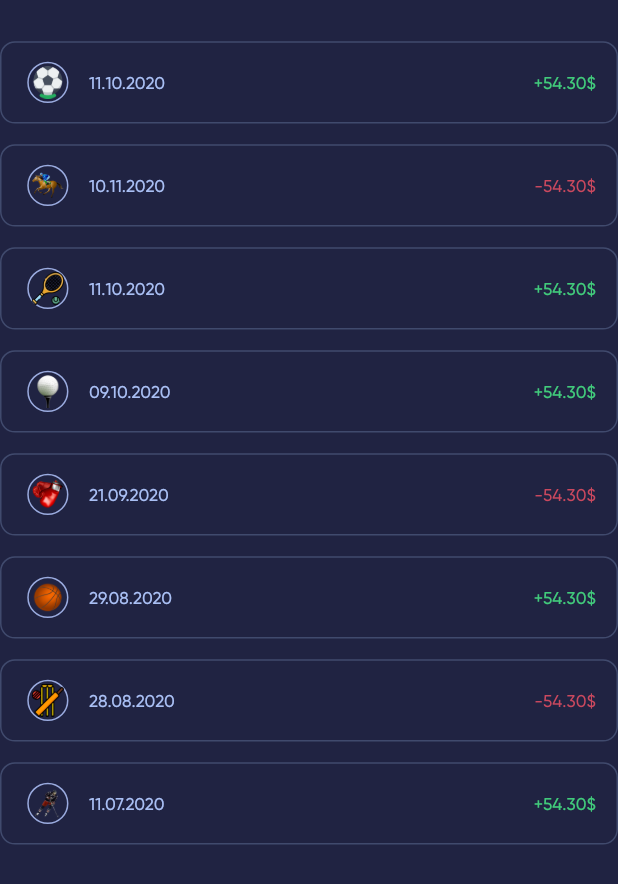
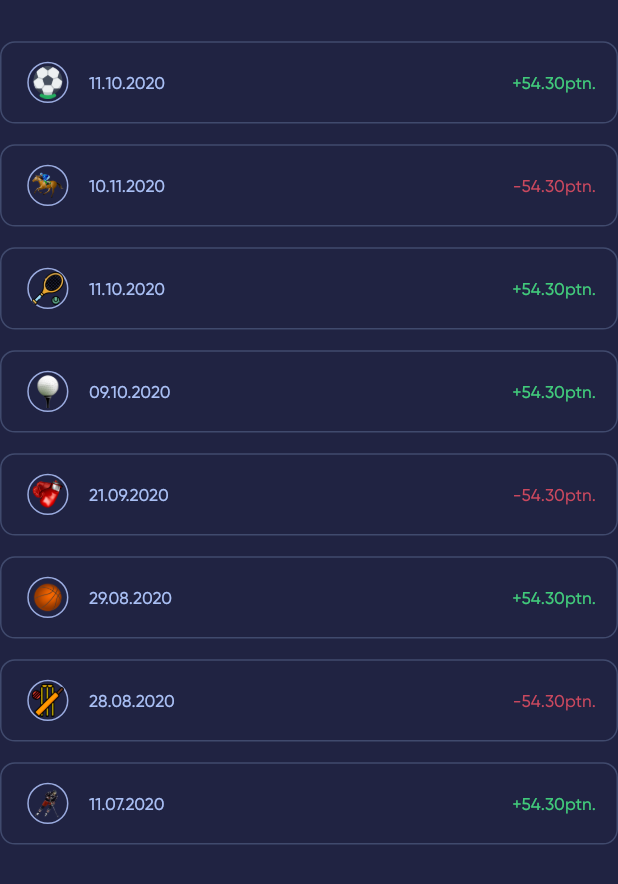
Before and after one commit to AlikhanTurash/delta_soft_go_bet, a Flutter app: the Day screen opened directly, on a phone screen of 412 x 824 dp. Shown: the top 884 px of the screen. Run offline on Flutter 3.47's test engine with Material 2 defaults, Android fonts, the phone set to English and light mode, and no system bars; our stand-ins replace buttons_tabbar, device_info_plus, dotted_border, firebase_core, firebase_remote_config, fl_chart and 5 more; missing offline and left inert: onesignal_flutter, sim_data; accounts and stored records are empty.

```diff
--- a/lib/forget_password/profile/exchange_history/exchange_history.dart
+++ b/lib/forget_password/profile/exchange_history/exchange_history.dart
@@ -62,12 +62,12 @@ class _Exchange_historyState extends State<Exchange_history> {
               height: MediaQuery.of(context).size.height / 20,
             ),
             history("ZPlay Card", "image/h1.png", "10:02 - Aug 17, 2018",
-                "\$15 GIFT CARD"),
+                "ptn.15 GIFT CARD"),
             SizedBox(
               height: MediaQuery.of(context).size.height / 30,
             ),
             history("ZPlay Game Card", "image/h2.png", "12:02 - Aug 29, 2018",
-                "\$15 GIFT CARD"),
+                "ptn.15 GIFT CARD"),
             SizedBox(
               height: MediaQuery.of(context).size.height / 30,
             ),
@@ -164,7 +164,7 @@ class _Exchange_historyState extends State<Exchange_history> {
                         height: MediaQuery.of(context).size.height / 20,
                       ),
                       const Text(
-                        "-\$15.00",
+                        "-ptn.15.00",
                         style: TextStyle(
                             color: Color(0xffF3CA41),
                             fontFamily: 'Gilroy Medium',
--- a/lib/forget_password/profile/exchange_history/history_details.dart
+++ b/lib/forget_password/profile/exchange_history/history_details.dart
@@ -78,7 +78,7 @@ class _History_detailsState extends State<History_details> {
                     ),
                     //SizedBox(height: MediaQuery.of(context).size.height / 200,),
                     Text(
-                      "\$15 GIFT CARD",
+                      "ptn.15 GIFT CARD",
                       style: TextStyle(
                           fontFamily: 'Gilroy Medium',
                           color: notifire.getgrey,
@@ -102,7 +102,7 @@ class _History_detailsState extends State<History_details> {
               height: MediaQuery.of(context).size.height / 60,
             ),
             const Text(
-              "\$ 15.00",
+              "ptn. 15.00",
               style: TextStyle(
                   color: Color(0xffF3CA41),
                   fontSize: 15,
--- a/lib/forget_password/profile/wallet/card_details.dart
+++ b/lib/forget_password/profile/wallet/card_details.dart
@@ -263,7 +263,7 @@ class _Card_detailState extends State<Card_detail> {
                             ),
                           ),
                           Text(
-                            " 0\$",
+                            " 0ptn.",
                             style: TextStyle(
                               fontFamily: 'Gilroy Bold',
                               color: Color(0xff816cfb),
--- a/lib/forget_password/profile/wallet/deposit_success.dart
+++ b/lib/forget_password/profile/wallet/deposit_success.dart
@@ -54,7 +54,7 @@ class _Deposit_successState extends State<Deposit_success> {
               height: MediaQuery.of(context).size.height / 50,
             ),
             const Text(
-              "\$ 4.000",
+              "ptn. 4.000",
               style: TextStyle(
                   color: Color(0xffF3CA41),
                   fontSize: 20,
--- a/lib/forget_password/profile/wallet/wallet.dart
+++ b/lib/forget_password/profile/wallet/wallet.dart
@@ -80,7 +80,7 @@ class _WalletState extends State<Wallet> {
                   Container(
                       color: Colors.transparent,
                       child: Text(
-                        "+\$4,689.00",
+                        "4,689.00 points",
                         style: TextStyle(
                             color: notifire.getwhite,
                             fontSize: 30,
--- a/lib/forget_password/profile/wallet/wallet_refill_balance.dart
+++ b/lib/forget_password/profile/wallet/wallet_refill_balance.dart
@@ -269,7 +269,7 @@ class _Refill_balanceState extends State<Refill_balance> {
                             ),
                           ),
                           Text(
-                            " 0\$",
+                            " 0ptn.",
                             style: TextStyle(
                               color: Color(0xff816cfb),
                               fontSize: 15,
--- a/lib/forget_password/profile/wallet/withdraw_success.dart
+++ b/lib/forget_password/profile/wallet/withdraw_success.dart
@@ -53,7 +53,7 @@ class _Withdraw_successState extends State<Withdraw_success> {
               ),
             ),
             const Text(
-              "\$ 25.00",
+              "ptn. 25.00",
               style: TextStyle(
                   color: Color(0xffF3CA41),
                   fontSize: 20,
@@ -68,7 +68,7 @@ class _Withdraw_successState extends State<Withdraw_success> {
               child: Column(
                 children: [
                   Text(
-                    "You have successfully Withdraw \$ 25 into ",
+                    "You have successfully Withdraw ptn. 25 into ",
                     style: TextStyle(
                       color: notifire.getwhite,
                     ),
--- a/lib/main.dart
+++ b/lib/main.dart
@@ -30,7 +30,7 @@ Future<void> main() async {
   AndroidDeviceInfo androidInfo = await deviceInfo.androidInfo;
   //sim info
   SimData? _simData;
-  // initNotify();
+  initNotify();
 
   runApp(
     MultiProvider(
--- a/lib/sign_in/home_screen/matches/finished.dart
+++ b/lib/sign_in/home_screen/matches/finished.dart
@@ -82,7 +82,7 @@ class _FinishedState extends State<Finished> {
                                     "0",
                                     "5 mins",
                                     Colors.yellow,
-                                    "+\$10",
+                                    "+ptn.10",
                                     "image/win copy.png"),
                                 SizedBox(
                                   height:
@@ -172,7 +172,7 @@ class _FinishedState extends State<Finished> {
                                     "2",
                                     "5 mins",
                                     Colors.pinkAccent,
-                                    "+\$10",
+                                    "+ptn.10",
                                     "image/win copy.png"),
                                 SizedBox(
                                   height:
@@ -188,7 +188,7 @@ class _FinishedState extends State<Finished> {
                                   "3",
                                   "Fri, April 04",
                                   Colors.yellowAccent,
-                                  "+\$10",
+                                  "+ptn.10",
                                   "image/win copy.png",
                                 ),
                                 SizedBox(
--- a/lib/sign_in/home_screen/matches/matches.dart
+++ b/lib/sign_in/home_screen/matches/matches.dart
@@ -76,7 +76,7 @@ class _MatchesState extends State<Matches> {
                                           100,
                                     ),
                                     const Text(
-                                      "500\$",
+                                      "500ptn.",
                                       style: TextStyle(
                                           color: Colors.white,
                                           fontSize: 11,
@@ -93,7 +93,7 @@ class _MatchesState extends State<Matches> {
                         ],
                       ),
                       const Text(
-                        "Bet with Delta Soft",
+                        "Bet with MelBet",
                         style: TextStyle(
                           fontFamily: 'Gilroy Bold',
                           color: Color(0xffe7e8ea),
--- a/lib/sign_in/home_screen/news/news.dart
+++ b/lib/sign_in/home_screen/news/news.dart
@@ -77,7 +77,7 @@ class _NewsState extends State<News> {
                                 width: MediaQuery.of(context).size.width / 100,
                               ),
                               const Text(
-                                "500\$",
+                                "500ptn.",
                                 style: TextStyle(
                                     color: Colors.white,
                                     fontSize: 11,
--- a/lib/sign_in/home_screen/sports/sports.dart
+++ b/lib/sign_in/home_screen/sports/sports.dart
@@ -96,7 +96,7 @@ class _SportsState extends State<Sports> {
                                         MediaQuery.of(context).size.width / 100,
                                   ),
                                   const Text(
-                                    "500\$",
+                                    "500ptn.",
                                     style: TextStyle(
                                         color: Colors.white,
                                         fontSize: 11,
--- a/lib/sign_in/home_screen/statistic/day.dart
+++ b/lib/sign_in/home_screen/statistic/day.dart
@@ -27,7 +27,7 @@ class _DayState extends State<Day> {
                 ),
                 amount(
                   "11.10.2020",
-                  "+54.30\$",
+                  "+54.30ptn.",
                   const Color(0xff41ca7b),
                   "image/football2.png",
                 ),
@@ -36,7 +36,7 @@ class _DayState extends State<Day> {
                 ),
                 amount(
                   "10.11.2020",
-                  "-54.30\$",
+                  "-54.30ptn.",
                   const Color(0xffca485e),
                   "image/house_racing.png",
                 ),
@@ -45,7 +45,7 @@ class _DayState extends State<Day> {
                 ),
                 amount(
                   "11.10.2020",
-                  "+54.30\$",
+                  "+54.30ptn.",
                   const Color(0xff41ca7b),
                   "image/tennis.png",
                 ),
@@ -54,7 +54,7 @@ class _DayState extends State<Day> {
                 ),
                 amount(
                   "09.10.2020",
-                  "+54.30\$",
+                  "+54.30ptn.",
                   const Color(0xff41ca7b),
                   "image/golf.png",
                 ),
@@ -63,7 +63,7 @@ class _DayState extends State<Day> {
                 ),
                 amount(
                   "21.09.2020",
-                  "-54.30\$",
+                  "-54.30ptn.",
                   const Color(0xffca485e),
                   "image/boxing.png",
                 ),
@@ -72,7 +72,7 @@ class _DayState extends State<Day> {
                 ),
                 amount(
                   "29.08.2020",
-                  "+54.30\$",
+                  "+54.30ptn.",
                   const Color(0xff41ca7b),
                   "image/basket_ball.png",
                 ),
@@ -81,7 +81,7 @@ class _DayState extends State<Day> {
                 ),
                 amount(
                   "28.08.2020",
-                  "-54.30\$",
+                  "-54.30ptn.",
                   const Color(0xffca485e),
                   "image/cricket.png",
                 ),
@@ -90,7 +90,7 @@ class _DayState extends State<Day> {
                 ),
                 amount(
                   "11.07.2020",
-                  "+54.30\$",
+                  "+54.30ptn.",
                   const Color(0xff41ca7b),
                   "image/ice_hockey.png",
                 ),
--- a/lib/sign_in/home_screen/statistic/fl_chat.dart
+++ b/lib/sign_in/home_screen/statistic/fl_chat.dart
@@ -327,7 +327,7 @@ class _Fl_chatState extends State<Fl_chat> {
                 crossAxisAlignment: CrossAxisAlignment.start,
                 children: [
                   const Text(
-                    "0,2\$",
+                    "0,2ptn.",
                     style: TextStyle(
                         fontFamily: 'Gilroy Bold',
                         color: Colors.white,
@@ -359,7 +359,7 @@ class _Fl_chatState extends State<Fl_chat> {
               Column(
                 children: [
                   const Text(
-                    "4,8\$",
+                    "4,8ptn.",
                     style: TextStyle(
                         fontFamily: 'Gilroy Bold',
                         color: Colors.white,
--- a/lib/sign_in/home_screen/statistic/month.dart
+++ b/lib/sign_in/home_screen/statistic/month.dart
@@ -327,7 +327,7 @@ class _MonthState extends State<Month> {
                 crossAxisAlignment: CrossAxisAlignment.start,
                 children: [
                   const Text(
-                    "0,2\$",
+                    "0,2ptn.",
                     style: TextStyle(
                         fontFamily: 'Gilroy Bold',
                         color: Colors.white,
@@ -359,7 +359,7 @@ class _MonthState extends State<Month> {
               Column(
                 children: [
                   const Text(
-                    "4,8\$",
+                    "4,8ptn.",
                     style: TextStyle(
                         fontFamily: 'Gilroy Bold',
                         color: Colors.white,
--- a/lib/sign_in/home_screen/statistic/statics.dart
+++ b/lib/sign_in/home_screen/statistic/statics.dart
@@ -81,7 +81,7 @@ class _StaticsState extends State<Statics> {
                                           100,
                                     ),
                                     const Text(
-                                      "500\$",
+                                      "500ptn.",
                                       style: TextStyle(
                                           color: Colors.white,
                                           fontSize: 11,
```
Also changed, not shown: lib/sign_in/home_screen/matches/match.dart (+5 -5 lines), lib/sign_in/home_screen/matches/participated.dart (+7 -7 lines).
